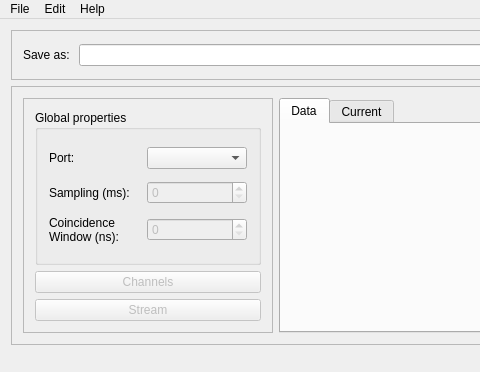
jcbedoyam/AbacusSoftware, file Software/GUI/Program/mainwindow.ui: the form before one commit; both pictures show x 0 to 480 and y 0 to 372 of the 650 by 684 pixel window.
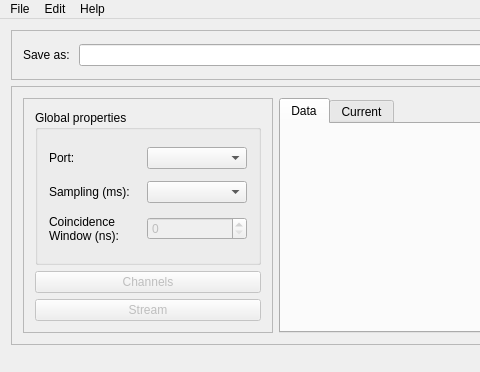
The form after the commit.

What changed in the file:
```diff
--- a/Software/GUI/Program/mainwindow.ui
+++ b/Software/GUI/Program/mainwindow.ui
@@ -113,7 +113,7 @@
                </property>
               </widget>
              </item>
-             <item row="0" column="1">
+             <item row="0" column="2">
               <widget class="QComboBox" name="port_box">
                <property name="minimumSize">
                 <size>
@@ -123,13 +123,6 @@
                </property>
               </widget>
              </item>
-             <item row="2" column="0">
-              <widget class="QLabel" name="label_3">
-               <property name="text">
-                <string>Sampling (ms):</string>
-               </property>
-              </widget>
-             </item>
              <item row="3" column="0">
               <widget class="QLabel" name="label_5">
                <property name="text">
@@ -138,7 +131,7 @@
                </property>
               </widget>
              </item>
-             <item row="3" column="1">
+             <item row="3" column="2">
               <widget class="QSpinBox" name="coin_spinBox">
                <property name="enabled">
                 <bool>false</bool>
@@ -169,34 +162,16 @@
                </property>
               </widget>
              </item>
-             <item row="2" column="1">
-              <widget class="QSpinBox" name="samp_spinBox">
-               <property name="enabled">
-                <bool>false</bool>
-               </property>
-               <property name="maximumSize">
-                <size>
-                 <width>100</width>
-                 <height>16777215</height>
-                </size>
-               </property>
-               <property name="correctionMode">
-                <enum>QAbstractSpinBox::CorrectToNearestValue</enum>
-               </property>
-               <property name="keyboardTracking">
-                <bool>false</bool>
-               </property>
-               <property name="minimum">
-                <number>0</number>
-               </property>
-               <property name="maximum">
-                <number>99</number>
-               </property>
-               <property name="value">
-                <number>0</number>
+             <item row="2" column="0">
+              <widget class="QLabel" name="label_3">
+               <property name="text">
+                <string>Sampling (ms):</string>
                </property>
               </widget>
              </item>
+             <item row="2" column="2">
+              <widget class="QComboBox" name="samp_box"/>
+             </item>
             </layout>
            </widget>
           </item>
```
Left out of the diff: 1 changed line with no effect on the pictures.
